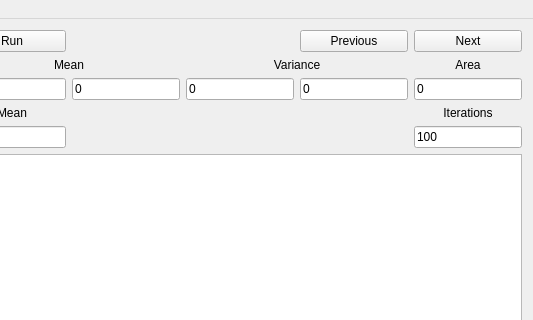
Old version of the form RegionTracking/mainwindow.ui in the repository faisalbadran/493_Project; both pictures show x 167 to 700 and y 0 to 320 of the 700 by 700 pixel window.
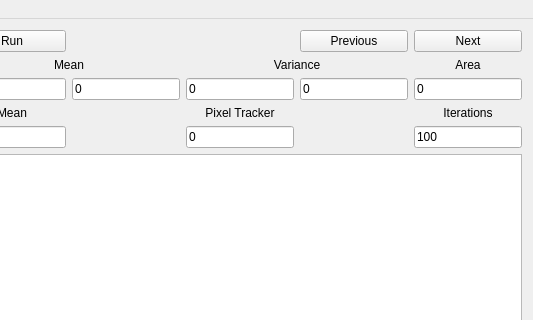
New version of the form.

```diff
--- a/RegionTracking/mainwindow.ui
+++ b/RegionTracking/mainwindow.ui
@@ -180,6 +180,23 @@
         </property>
        </widget>
       </item>
+      <item row="4" column="3">
+       <widget class="QLabel" name="label">
+        <property name="text">
+         <string>Pixel Tracker</string>
+        </property>
+        <property name="alignment">
+         <set>Qt::AlignCenter</set>
+        </property>
+       </widget>
+      </item>
+      <item row="5" column="3">
+       <widget class="QLineEdit" name="pixel_edit">
+        <property name="text">
+         <string>0</string>
+        </property>
+       </widget>
+      </item>
      </layout>
     </item>
    </layout>
```
